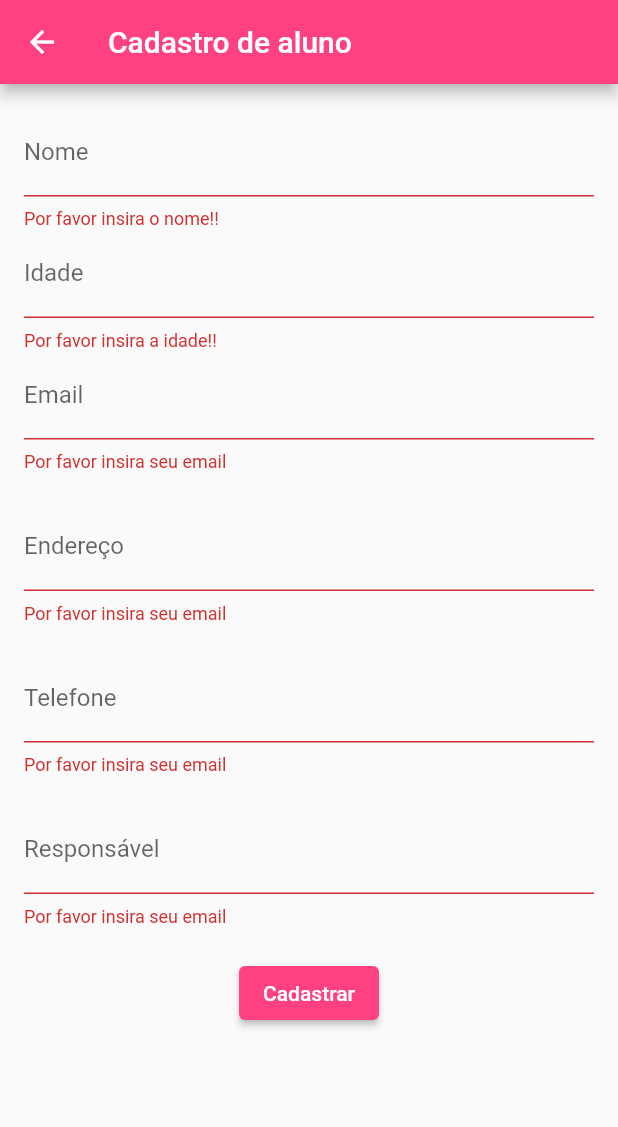
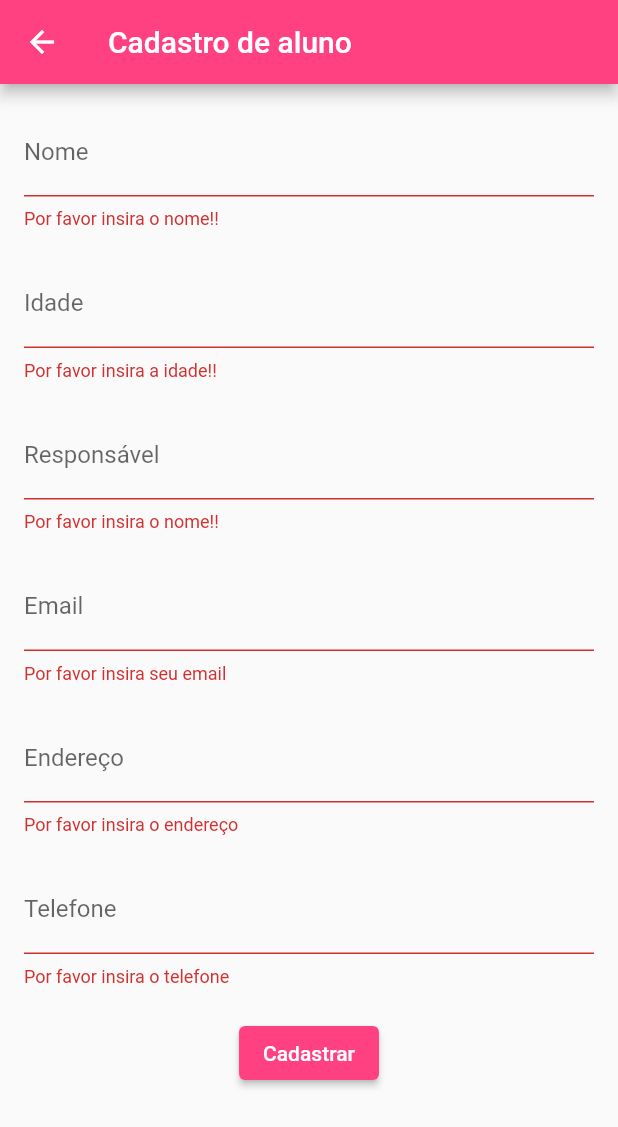
Before and after one commit to EricksonDutra/AprendendoBrincando, a Flutter app: the AddAlunosPage screen opened directly, after a tap on "Cadastrar", on a phone screen of 412 x 824 dp. Shown: the top 1127 px of the screen. Run offline on Flutter 3.47's test engine with Material 2 defaults, Android fonts, the light colour scheme and no system bars; missing offline and left inert: flutter_sequence_animation.

Commit message:
ajustes diversos

```diff
--- a/lib/pages/add_alunos_page.dart
+++ b/lib/pages/add_alunos_page.dart
@@ -12,6 +12,7 @@ class _AddAlunosPageState extends State<AddAlunosPage> {
   String _name = '';
   int _age = 0;
   String _email = '';
+  String _phone = '';
 
   @override
   Widget build(BuildContext context) {
@@ -38,6 +39,7 @@ class _AddAlunosPageState extends State<AddAlunosPage> {
                   _name = value!;
                 },
               ),
+              const SizedBox(height: 20),
               TextFormField(
                 decoration: const InputDecoration(labelText: 'Idade'),
                 validator: (value) {
@@ -53,6 +55,20 @@ class _AddAlunosPageState extends State<AddAlunosPage> {
                   _age = int.parse(value!);
                 },
               ),
+              const SizedBox(height: 20),
+              TextFormField(
+                decoration: const InputDecoration(labelText: 'Responsável'),
+                validator: (value) {
+                  if (value!.isEmpty) {
+                    return 'Por favor insira o nome!!';
+                  }
+                  return null;
+                },
+                onSaved: (value) {
+                  _name = value!;
+                },
+              ),
+              const SizedBox(height: 20),
               TextFormField(
                 decoration: const InputDecoration(labelText: 'Email'),
                 validator: (value) {
@@ -73,15 +89,12 @@ class _AddAlunosPageState extends State<AddAlunosPage> {
                 decoration: const InputDecoration(labelText: 'Endereço'),
                 validator: (value) {
                   if (value!.isEmpty) {
-                    return 'Por favor insira seu email';
-                  }
-                  if (!value.contains('@')) {
-                    return 'Por favor insira um email válido';
+                    return 'Por favor insira o endereço';
                   }
                   return null;
                 },
                 onSaved: (value) {
-                  _email = value!;
+                  _name = value!;
                 },
               ),
               const SizedBox(height: 20),
@@ -89,31 +102,15 @@ class _AddAlunosPageState extends State<AddAlunosPage> {
                 decoration: const InputDecoration(labelText: 'Telefone'),
                 validator: (value) {
                   if (value!.isEmpty) {
-                    return 'Por favor insira seu email';
+                    return 'Por favor insira o telefone';
                   }
-                  if (!value.contains('@')) {
-                    return 'Por favor insira um email válido';
+                  if (value.length < 8) {
+                    return 'Por favor insira um telefone válido';
                   }
                   return null;
                 },
                 onSaved: (value) {
-                  _email = value!;
-                },
-              ),
-              const SizedBox(height: 20),
-              TextFormField(
-                decoration: const InputDecoration(labelText: 'Responsável'),
-                validator: (value) {
-                  if (value!.isEmpty) {
-                    return 'Por favor insira seu email';
-                  }
-                  if (!value.contains('@')) {
-                    return 'Por favor insira um email válido';
-                  }
-                  return null;
-                },
-                onSaved: (value) {
-                  _email = value!;
+                  _phone = value!;
                 },
               ),
               const SizedBox(height: 20),
@@ -128,6 +125,7 @@ class _AddAlunosPageState extends State<AddAlunosPage> {
                     print('Name: $_name');
                     print('Age: $_age');
                     print('Email: $_email');
+                    print('Email: $_phone');
                   }
                 },
                 child: const Text('Cadastrar'),
--- a/lib/repositories/alunos_repository.dart
+++ b/lib/repositories/alunos_repository.dart
@@ -44,7 +44,49 @@ class AlunosRepository extends ChangeNotifier {
         telefone: "679980900",
         dataNascimento: '',
         matricula: '',
-      )
+      ),
+      Aluno(
+        nome: "Fulano de tal2",
+        responsavel: "Seus pai22s",
+        telefone: "67999999299",
+        dataNascimento: '',
+        matricula: '',
+      ),
+      Aluno(
+        nome: "Cicraninho",
+        responsavel: "Suas mães",
+        telefone: "679980900",
+        dataNascimento: '',
+        matricula: '',
+      ),
+      Aluno(
+        nome: "Fulano de tal",
+        responsavel: "Seus pais",
+        telefone: "6799999999",
+        dataNascimento: '',
+        matricula: '',
+      ),
+      Aluno(
+        nome: "Cicraninho",
+        responsavel: "Suas mães",
+        telefone: "679980900",
+        dataNascimento: '',
+        matricula: '',
+      ),
+      Aluno(
+        nome: "Fulano de tal",
+        responsavel: "Seus pais",
+        telefone: "6799999999",
+        dataNascimento: '',
+        matricula: '',
+      ),
+      Aluno(
+        nome: "Cicraninho",
+        responsavel: "Suas mães",
+        telefone: "679980900",
+        dataNascimento: '',
+        matricula: '',
+      ),
     ]);
   }
 }
```
Also changed, not shown: lib/pages/alunos_page.dart (+17 -4 lines), lib/pages/home_page.dart (+29 -4 lines), images/planoaula.jpeg (added), images/tiaval.jpeg (added).
